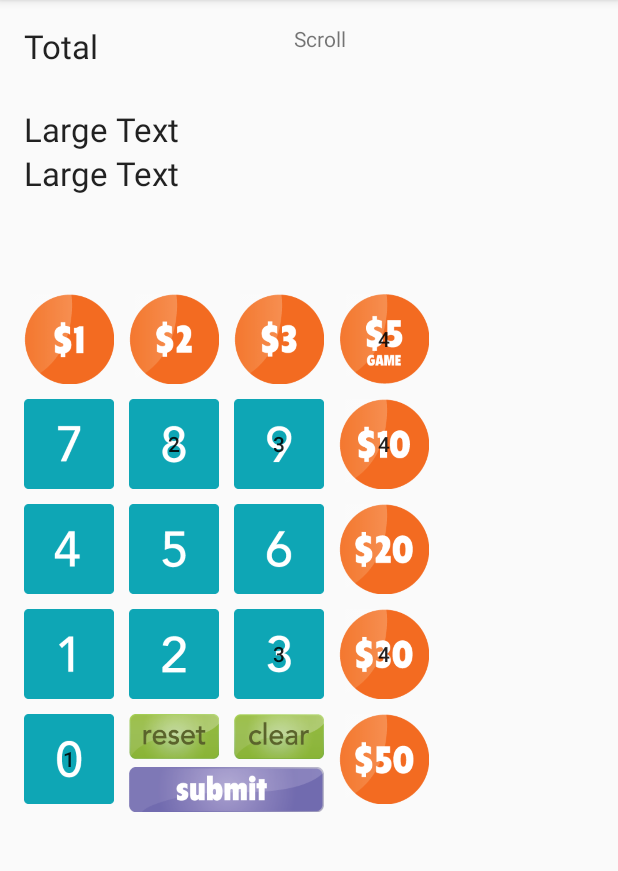
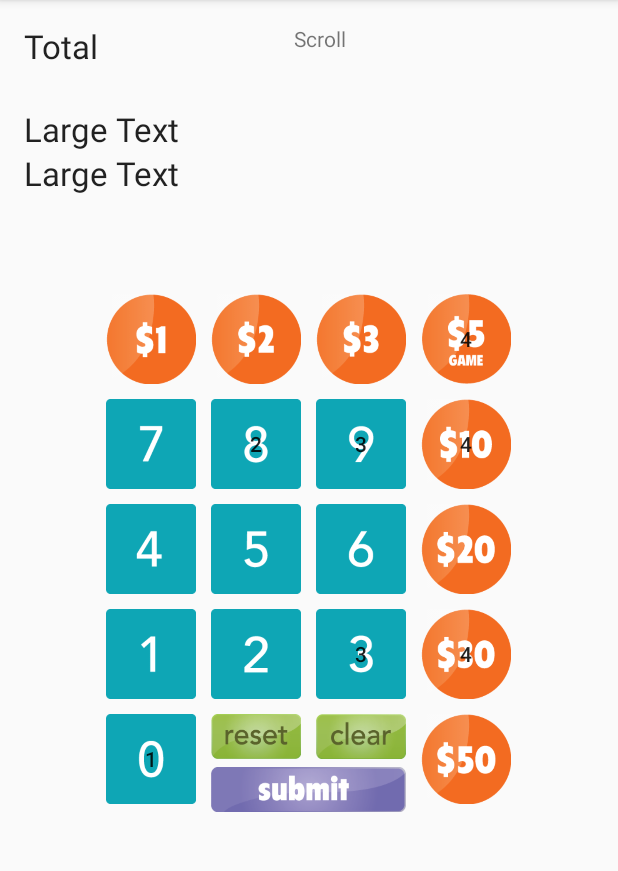
Before and after one commit to secApps/ScratchCountCalculator, an Android app: the screen it shows after launch (MainActivity), on a phone screen of 412 x 824 dp, the part 84-955 px from its top. Run offline under Robolectric (Android 15) with nearby library versions, the phone set to English and light mode, and no system bars.

Commit message:
layout changes continued centred

```diff
--- a/app/src/main/res/layout/activity_main.xml
+++ b/app/src/main/res/layout/activity_main.xml
@@ -53,22 +53,25 @@
     </GridLayout>
 
     </LinearLayout>
+
     <LinearLayout
-        android:layout_width="match_parent"
+        android:layout_width="wrap_content"
         android:layout_height="wrap_content"
         android:orientation="horizontal"
+        android:layout_centerHorizontal="true"
         android:layout_below="@+id/linear1"
+        android:layout_weight="1"
         >
 
     <GridLayout
-        android:layout_width="fill_parent"
-        android:layout_height="fill_parent"
+        android:layout_width="wrap_content"
+        android:layout_height="wrap_content"
         android:layout_centerHorizontal="true"
         android:columnCount="1"
         android:id="@+id/gridLayout">
 
         <LinearLayout
-            android:layout_width="match_parent"
+            android:layout_width="wrap_content"
             android:layout_height="wrap_content"
             android:orientation="horizontal"
             >
@@ -114,22 +117,19 @@
                 android:id="@+id/d5"
                 android:background="@drawable/d5"
                 />
-            <Space
-                android:layout_width="10dp"
-                android:layout_height="match_parent"
-                android:layout_weight="1"/>
+
 
 
 
 
         </LinearLayout>
         <LinearLayout
-            android:layout_width="match_parent"
+            android:layout_width="240dp"
             android:layout_height="10dp"
             android:orientation="horizontal"
             > </LinearLayout>
         <LinearLayout
-            android:layout_width="match_parent"
+            android:layout_width="wrap_content"
             android:layout_height="wrap_content"
             android:orientation="horizontal"
             >
@@ -180,12 +180,12 @@
 
         </LinearLayout>
         <LinearLayout
-            android:layout_width="match_parent"
+            android:layout_width="240dp"
             android:layout_height="10dp"
             android:orientation="horizontal"
             > </LinearLayout>
         <LinearLayout
-            android:layout_width="match_parent"
+            android:layout_width="wrap_content"
             android:layout_height="wrap_content"
             android:orientation="horizontal"
             >
@@ -235,13 +235,13 @@
 
         </LinearLayout>
         <LinearLayout
-            android:layout_width="match_parent"
+            android:layout_width="240dp"
             android:layout_height="10dp"
             android:orientation="horizontal"
             > </LinearLayout>
 
         <LinearLayout
-            android:layout_width="match_parent"
+            android:layout_width="wrap_content"
             android:layout_height="wrap_content"
             android:orientation="horizontal"
             >
@@ -291,13 +291,13 @@
 
         </LinearLayout>
         <LinearLayout
-            android:layout_width="match_parent"
+            android:layout_width="240dp"
             android:layout_height="10dp"
             android:orientation="horizontal"
             > </LinearLayout>
 
         <LinearLayout
-            android:layout_width="match_parent"
+            android:layout_width="wrap_content"
             android:layout_height="wrap_content"
             android:orientation="horizontal"
             >
@@ -371,6 +371,7 @@
         </LinearLayout>
 
     </GridLayout>
+
     </LinearLayout>
     <TextView
         android:layout_width="wrap_content"
```
